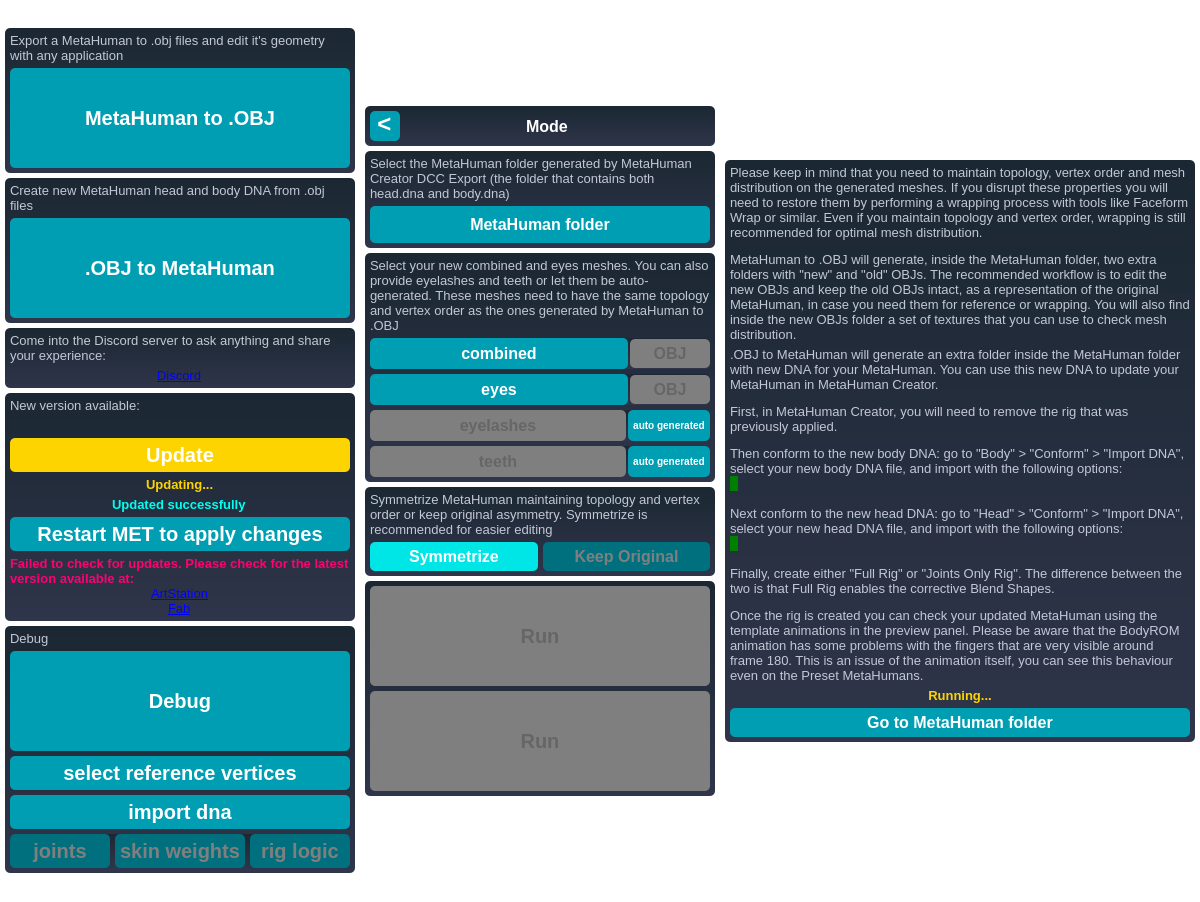
Before: the Qt Designer form MetaHumanExtraTools/met_main_window.ui in virtual-pancakes/met, drawn with Qt 5.
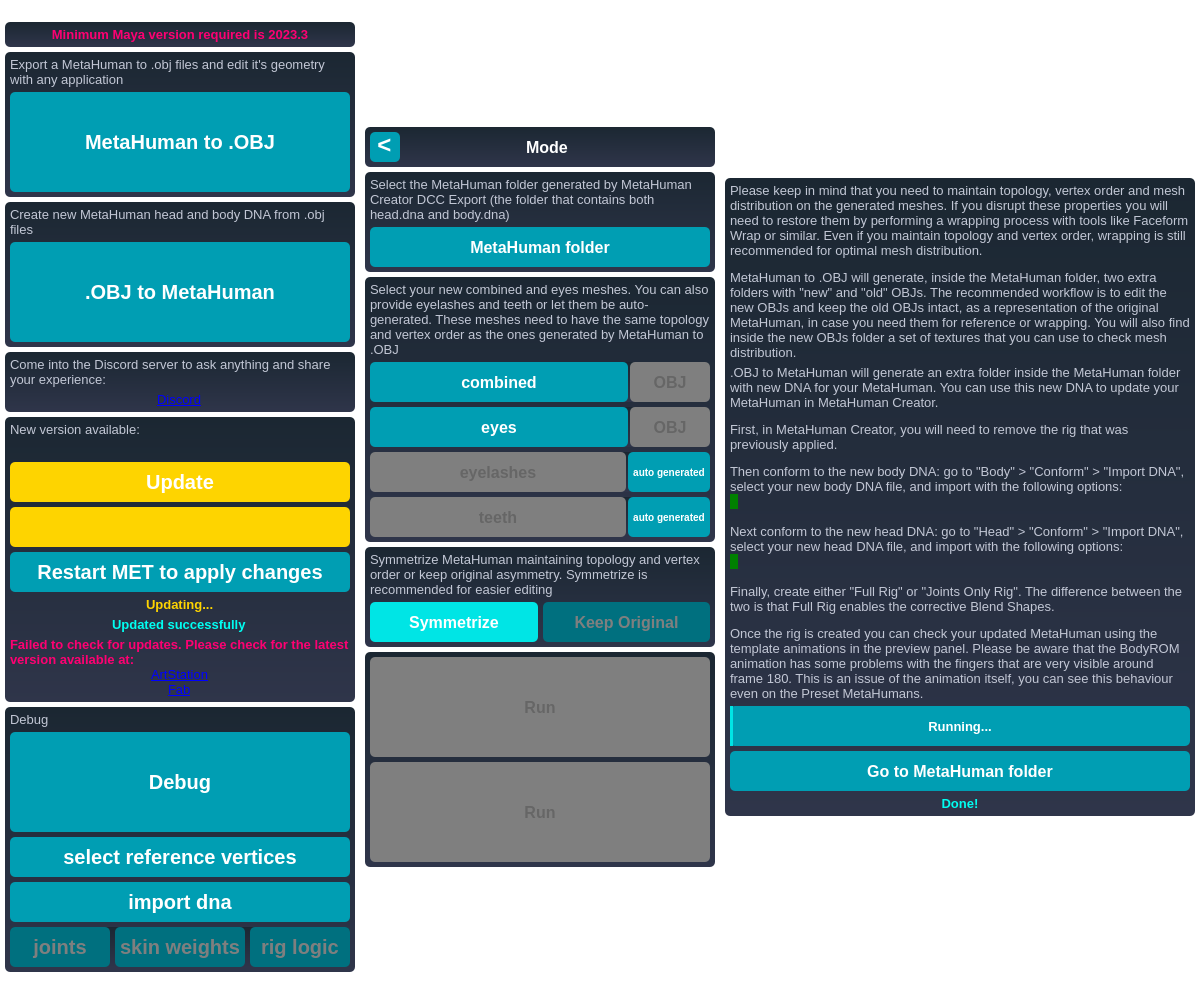
After: the same form once the commit is applied. Icons and pictures are not drawn.

Diff of the .ui file:
```diff
--- a/MetaHumanExtraTools/met_main_window.ui
+++ b/MetaHumanExtraTools/met_main_window.ui
@@ -7,7 +7,7 @@
     <x>0</x>
     <y>0</y>
     <width>1200</width>
-    <height>902</height>
+    <height>994</height>
    </rect>
   </property>
   <property name="sizePolicy">
@@ -84,8 +84,6 @@
 	padding: 5px;
 	border: none;
 	border-radius: 5px;
-
-
 }
 
 
@@ -110,6 +108,29 @@
 }
 
 
+/*-----QProgressBar-----*/
+QProgressBar
+{
+	background-color: hsv(187, 100%, 70%);
+	color: rgb(255, 255, 255);
+	font-size: 13px;
+	font-weight: bold;
+	padding: -1px;
+	border: none;
+	border-radius: 5px;
+}
+
+QProgressBar:chunk
+{
+	background-color: hsv(180, 100%, 90%);
+	color: rgb(255, 255, 255);
+	font-size: 20px;
+	font-weight: bold;
+	padding: -1px;
+	border: none;
+	border-radius: 8px;
+}
+
 
 /*-----QCheckBox-----*/
 QCheckBox
@@ -555,6 +576,61 @@
        <property name="bottomMargin">
         <number>5</number>
        </property>
+       <item>
+        <widget class="QFrame" name="maya_version_frame">
+         <property name="sizePolicy">
+          <sizepolicy hsizetype="Minimum" vsizetype="Preferred">
+           <horstretch>0</horstretch>
+           <verstretch>0</verstretch>
+          </sizepolicy>
+         </property>
+         <property name="frameShape">
+          <enum>QFrame::StyledPanel</enum>
+         </property>
+         <property name="frameShadow">
+          <enum>QFrame::Raised</enum>
+         </property>
+         <layout class="QVBoxLayout" name="verticalLayout_13">
+          <property name="spacing">
+           <number>5</number>
+          </property>
+          <property name="leftMargin">
+           <number>5</number>
+          </property>
+          <property name="topMargin">
+           <number>5</number>
+          </property>
+          <property name="rightMargin">
+           <number>5</number>
+          </property>
+          <property name="bottomMargin">
+           <number>5</number>
+          </property>
+          <item>
+           <widget class="QLabel" name="label_8">
+            <property name="sizePolicy">
+             <sizepolicy hsizetype="Minimum" vsizetype="Preferred">
+              <horstretch>0</horstretch>
+              <verstretch>0</verstretch>
+             </sizepolicy>
+            </property>
+            <property name="styleSheet">
+             <string notr="true">color: hsl(333, 100%, 50%); font-weight: bold</string>
+            </property>
+            <property name="text">
+             <string>Minimum Maya version required is 2023.3</string>
+            </property>
+            <property name="alignment">
+             <set>Qt::AlignCenter</set>
+            </property>
+            <property name="wordWrap">
+             <bool>true</bool>
+            </property>
+           </widget>
+          </item>
+         </layout>
+        </widget>
+       </item>
        <item>
         <widget class="QFrame" name="frame2">
          <property name="sizePolicy">
@@ -838,6 +914,18 @@
           </item>
           <item>
            <widget class="QPushButton" name="update_button">
+            <property name="minimumSize">
+             <size>
+              <width>0</width>
+              <height>40</height>
+             </size>
+            </property>
+            <property name="maximumSize">
+             <size>
+              <width>16777215</width>
+              <height>40</height>
+             </size>
+            </property>
             <property name="styleSheet">
              <string notr="true">QPushButton
 {
@@ -863,6 +951,70 @@
             </property>
            </widget>
           </item>
+          <item>
+           <widget class="QProgressBar" name="update_progress_bar">
+            <property name="sizePolicy">
+             <sizepolicy hsizetype="Minimum" vsizetype="Fixed">
+              <horstretch>0</horstretch>
+              <verstretch>0</verstretch>
+             </sizepolicy>
+            </property>
+            <property name="minimumSize">
+             <size>
+              <width>0</width>
+              <height>40</height>
+             </size>
+            </property>
+            <property name="maximumSize">
+             <size>
+              <width>16777215</width>
+              <height>40</height>
+             </size>
+            </property>
+            <property name="styleSheet">
+             <string notr="true">QProgressBar
+{
+	background-color: hsl(50, 100%, 50%);
+}
+
+QProgressBar:chunk
+{
+	background-color: hsv(180, 100%, 90%);
+}</string>
+            </property>
+            <property name="value">
+             <number>0</number>
+            </property>
+            <property name="format">
+             <string/>
+            </property>
+           </widget>
+          </item>
+          <item>
+           <widget class="QPushButton" name="restart_met_button">
+            <property name="sizePolicy">
+             <sizepolicy hsizetype="Minimum" vsizetype="Minimum">
+              <horstretch>0</horstretch>
+              <verstretch>0</verstretch>
+             </sizepolicy>
+            </property>
+            <property name="minimumSize">
+             <size>
+              <width>0</width>
+              <height>40</height>
+             </size>
+            </property>
+            <property name="maximumSize">
+             <size>
+              <width>16777215</width>
+              <height>40</height>
+             </size>
+            </property>
+            <property name="text">
+             <string>Restart MET to apply changes</string>
+            </property>
+           </widget>
+          </item>
           <item alignment="Qt::AlignHCenter">
            <widget class="QLabel" name="updating_label">
             <property name="styleSheet">
@@ -883,19 +1035,6 @@
             </property>
            </widget>
           </item>
-          <item>
-           <widget class="QPushButton" name="restart_met_button">
-            <property name="sizePolicy">
-             <sizepolicy hsizetype="Minimum" vsizetype="Minimum">
-              <horstretch>0</horstretch>
-              <verstretch>0</verstretch>
-             </sizepolicy>
-            </property>
-            <property name="text">
-             <string>Restart MET to apply changes</string>
-            </property>
-           </widget>
-          </item>
           <item>
            <widget class="QFrame" name="update_failed_frame">
             <property name="sizePolicy">
@@ -1028,6 +1167,9 @@
               <height>100</height>
              </size>
             </property>
+            <property name="styleSheet">
+             <string notr="true"/>
+            </property>
             <property name="text">
              <string>Debug</string>
             </property>
@@ -1035,6 +1177,18 @@
           </item>
           <item>
            <widget class="QPushButton" name="select_reference_vertices_button">
+            <property name="minimumSize">
+             <size>
+              <width>0</width>
+              <height>40</height>
+             </size>
+            </property>
+            <property name="maximumSize">
+             <size>
+              <width>16777215</width>
+              <height>40</height>
+             </size>
+            </property>
             <property name="text">
              <string>select reference vertices</string>
             </property>
@@ -1042,6 +1196,18 @@
           </item>
           <item>
            <widget class="QPushButton" name="import_dna_button">
+            <property name="minimumSize">
+             <size>
+              <width>0</width>
+              <height>40</height>
+             </size>
+            </property>
+            <property name="maximumSize">
+             <size>
+              <width>16777215</width>
+              <height>40</height>
+             </size>
+            </property>
             <property name="text">
              <string>import dna</string>
             </property>
@@ -1073,6 +1239,18 @@
              </property>
              <item>
               <widget class="QPushButton" name="joints_button">
+               <property name="minimumSize">
+                <size>
+                 <width>0</width>
+                 <height>40</height>
+                </size>
+               </property>
+               <property name="maximumSize">
+                <size>
+                 <width>16777215</width>
+                 <height>40</height>
+                </size>
+               </property>
                <property name="styleSheet">
                 <string notr="true">/*-----QPushButton-----*/
 QPushButton
@@ -1120,6 +1298,18 @@
              </item>
              <item>
               <widget class="QPushButton" name="skinweights_button">
+               <property name="minimumSize">
+                <size>
+                 <width>0</width>
+                 <height>40</height>
+                </size>
+               </property>
+               <property name="maximumSize">
+                <size>
+                 <width>16777215</width>
+                 <height>40</height>
+                </size>
+               </property>
                <property name="styleSheet">
                 <string notr="true">/*-----QPushButton-----*/
 QPushButton
@@ -1167,6 +1357,18 @@
              </item>
              <item>
               <widget class="QPushButton" name="riglogic_button">
+               <property name="minimumSize">
+                <size>
+                 <width>0</width>
+                 <height>40</height>
+                </size>
+               </property>
+               <property name="maximumSize">
+                <size>
+                 <width>16777215</width>
+                 <height>40</height>
+                </size>
+               </property>
                <property name="styleSheet">
                 <string notr="true">/*-----QPushButton-----*/
 QPushButton
@@ -1426,13 +1628,13 @@
             <property name="minimumSize">
              <size>
               <width>0</width>
-              <height>37</height>
+              <height>40</height>
              </size>
             </property>
             <property name="maximumSize">
              <size>
               <width>16777215</width>
-              <height>37</height>
+              <height>40</height>
              </size>
             </property>
             <property name="text">
@@ -1530,7 +1732,13 @@
                <property name="minimumSize">
                 <size>
                  <width>0</width>
-                 <height>31</height>
+                 <height>40</height>
+                </size>
+               </property>
+               <property name="maximumSize">
+                <size>
+                 <width>16777215</width>
+                 <height>40</height>
                 </size>
                </property>
                <property name="text">
@@ -1546,7 +1754,13 @@
                <property name="minimumSize">
                 <size>
                  <width>80</width>
-                 <height>0</height>
+                 <height>40</height>
+                </size>
+               </property>
+               <property name="maximumSize">
+                <size>
+                 <width>16777215</width>
+                 <height>40</height>
                 </size>
                </property>
                <property name="text">
@@ -1592,7 +1806,13 @@
                <property name="minimumSize">
                 <size>
                  <width>0</width>
-                 <height>31</height>
+                 <height>40</height>
+                </size>
+               </property>
+               <property name="maximumSize">
+                <size>
+                 <width>16777215</width>
+                 <height>40</height>
                 </size>
                </property>
                <property name="text">
@@ -1608,7 +1828,13 @@
                <property name="minimumSize">
                 <size>
                  <width>80</width>
-                 <height>0</height>
+                 <height>40</height>
+                </size>
+               </property>
+               <property name="maximumSize">
+                <size>
+                 <width>16777215</width>
+                 <height>40</height>
                 </size>
                </property>
                <property name="text">
@@ -1657,7 +1883,13 @@
                <property name="minimumSize">
                 <size>
                  <width>0</width>
-                 <height>31</height>
+                 <height>40</height>
+                </size>
+               </property>
+               <property name="maximumSize">
+                <size>
+                 <width>16777215</width>
+                 <height>40</height>
                 </size>
                </property>
                <property name="text">
@@ -1676,7 +1908,13 @@
                <property name="minimumSize">
                 <size>
                  <width>80</width>
-                 <height>0</height>
+                 <height>40</height>
+                </size>
+               </property>
+               <property name="maximumSize">
+                <size>
+                 <width>16777215</width>
+                 <height>40</height>
                 </size>
                </property>
                <property name="styleSheet">
@@ -1728,7 +1966,13 @@
                <property name="minimumSize">
                 <size>
                  <width>0</width>
-                 <height>31</height>
+                 <height>40</height>
+                </size>
+               </property>
+               <property name="maximumSize">
+                <size>
+                 <width>16777215</width>
+                 <height>40</height>
                 </size>
                </property>
                <property name="text">
@@ -1747,7 +1991,13 @@
                <property name="minimumSize">
                 <size>
                  <width>80</width>
-                 <height>0</height>
+                 <height>40</height>
+                </size>
+               </property>
+               <property name="maximumSize">
+                <size>
+                 <width>16777215</width>
+                 <height>40</height>
                 </size>
                </property>
                <property name="styleSheet">
@@ -1845,7 +2095,13 @@
                <property name="minimumSize">
                 <size>
                  <width>145</width>
-                 <height>0</height>
+                 <height>40</height>
+                </size>
+               </property>
+               <property name="maximumSize">
+                <size>
+                 <width>16777215</width>
+                 <height>40</height>
                 </size>
                </property>
                <property name="styleSheet">
@@ -1904,7 +2160,13 @@
                <property name="minimumSize">
                 <size>
                  <width>145</width>
-                 <height>0</height>
+                 <height>40</height>
+                </size>
+               </property>
+               <property name="maximumSize">
+                <size>
+                 <width>16777215</width>
+                 <height>40</height>
                 </size>
                </property>
                <property name="styleSheet">
@@ -1994,7 +2256,7 @@
              </size>
             </property>
             <property name="styleSheet">
-             <string notr="true">font-size:20px</string>
+             <string notr="true"/>
             </property>
             <property name="text">
              <string>Run</string>
@@ -2013,7 +2275,7 @@
              </size>
             </property>
             <property name="styleSheet">
-             <string notr="true">font-size:20px</string>
+             <string notr="true"/>
             </property>
             <property name="text">
              <string>Run</string>
@@ -2068,7 +2330,7 @@
        <item>
         <widget class="QFrame" name="frame_6">
          <property name="sizePolicy">
-          <sizepolicy hsizetype="Maximum" vsizetype="Maximum">
+          <sizepolicy hsizetype="Maximum" vsizetype="Minimum">
            <horstretch>0</horstretch>
            <verstretch>0</verstretch>
           </sizepolicy>
@@ -2131,7 +2393,7 @@
              <item>
               <widget class="QLabel" name="label_12">
                <property name="sizePolicy">
-                <sizepolicy hsizetype="Minimum" vsizetype="Maximum">
+                <sizepolicy hsizetype="Minimum" vsizetype="Minimum">
                  <horstretch>0</horstretch>
                  <verstretch>0</verstretch>
                 </sizepolicy>
@@ -2159,13 +2421,13 @@
           <item>
            <widget class="QFrame" name="obj_to_metahuman_info_frame">
             <property name="sizePolicy">
-             <sizepolicy hsizetype="Maximum" vsizetype="Maximum">
+             <sizepolicy hsizetype="Maximum" vsizetype="Ignored">
               <horstretch>0</horstretch>
               <verstretch>0</verstretch>
              </sizepolicy>
             </property>
             <property name="styleSheet">
-             <string notr="true">background: transparent</string>
+             <string notr="true">#obj_to_metahuman_info_frame {background: transparent}</string>
             </property>
             <property name="frameShape">
              <enum>QFrame::StyledPanel</enum>
@@ -2173,7 +2435,7 @@
             <property name="frameShadow">
              <enum>QFrame::Raised</enum>
             </property>
-            <layout class="QVBoxLayout" name="verticalLayout_17">
+            <layout class="QVBoxLayout" name="verticalLayout_17" stretch="0,0,0,0,0">
              <property name="spacing">
               <number>0</number>
              </property>
@@ -2192,7 +2454,7 @@
              <item>
               <widget class="QLabel" name="label_11">
                <property name="sizePolicy">
-                <sizepolicy hsizetype="Minimum" vsizetype="Maximum">
+                <sizepolicy hsizetype="Minimum" vsizetype="Minimum">
                  <horstretch>0</horstretch>
                  <verstretch>0</verstretch>
                 </sizepolicy>
@@ -2230,7 +2492,7 @@
              <item>
               <widget class="QLabel" name="label_13">
                <property name="sizePolicy">
-                <sizepolicy hsizetype="Minimum" vsizetype="Maximum">
+                <sizepolicy hsizetype="Minimum" vsizetype="Minimum">
                  <horstretch>0</horstretch>
                  <verstretch>0</verstretch>
                 </sizepolicy>
@@ -2262,7 +2524,7 @@
              <item>
               <widget class="QLabel" name="label_14">
                <property name="sizePolicy">
-                <sizepolicy hsizetype="Minimum" vsizetype="Maximum">
+                <sizepolicy hsizetype="Minimum" vsizetype="Minimum">
                  <horstretch>0</horstretch>
                  <verstretch>0</verstretch>
                 </sizepolicy>
@@ -2279,25 +2541,46 @@
            </widget>
           </item>
           <item>
-           <widget class="QLabel" name="running_label">
+           <widget class="QProgressBar" name="running_progress_bar">
             <property name="sizePolicy">
-             <sizepolicy hsizetype="MinimumExpanding" vsizetype="Maximum">
+             <sizepolicy hsizetype="Minimum" vsizetype="Fixed">
               <horstretch>0</horstretch>
               <verstretch>0</verstretch>
              </sizepolicy>
             </property>
+            <property name="minimumSize">
+             <size>
+              <width>0</width>
+              <height>40</height>
+             </size>
+            </property>
+            <property name="maximumSize">
+             <size>
+              <width>16777215</width>
+              <height>40</height>
+             </size>
+            </property>
             <property name="styleSheet">
-             <string notr="true">color: hsl(50, 100%, 50%); font-weight: bold</string>
+             <string notr="true"/>
             </property>
-            <property name="text">
+            <property name="value">
+             <number>1</number>
+            </property>
+            <property name="alignment">
+             <set>Qt::AlignCenter</set>
+            </property>
+            <property name="textVisible">
+             <bool>true</bool>
+            </property>
+            <property name="invertedAppearance">
+             <bool>false</bool>
+            </property>
+            <property name="textDirection">
+             <enum>QProgressBar::TopToBottom</enum>
+            </property>
+            <property name="format">
              <string>Running...</string>
             </property>
-            <property name="alignment">
-             <set>Qt::AlignCenter</set>
-            </property>
-            <property name="wordWrap">
-             <bool>true</bool>
-            </property>
            </widget>
           </item>
           <item>
@@ -2308,11 +2591,45 @@
               <verstretch>0</verstretch>
              </sizepolicy>
             </property>
+            <property name="minimumSize">
+             <size>
+              <width>0</width>
+              <height>40</height>
+             </size>
+            </property>
+            <property name="maximumSize">
+             <size>
+              <width>16777215</width>
+              <height>40</height>
+             </size>
+            </property>
             <property name="text">
              <string>Go to MetaHuman folder</string>
             </property>
            </widget>
           </item>
+          <item>
+           <widget class="QLabel" name="done_label">
+            <property name="sizePolicy">
+             <sizepolicy hsizetype="MinimumExpanding" vsizetype="Maximum">
+              <horstretch>0</horstretch>
+              <verstretch>0</verstretch>
+             </sizepolicy>
+            </property>
+            <property name="styleSheet">
+             <string notr="true">color: hsl(177, 100%, 50%); font-weight: bold</string>
+            </property>
+            <property name="text">
+             <string>Done!</string>
+            </property>
+            <property name="alignment">
+             <set>Qt::AlignCenter</set>
+            </property>
+            <property name="wordWrap">
+             <bool>true</bool>
+            </property>
+           </widget>
+          </item>
          </layout>
         </widget>
        </item>
```
Left out of the diff: 3 changed lines with no effect on the pictures.
